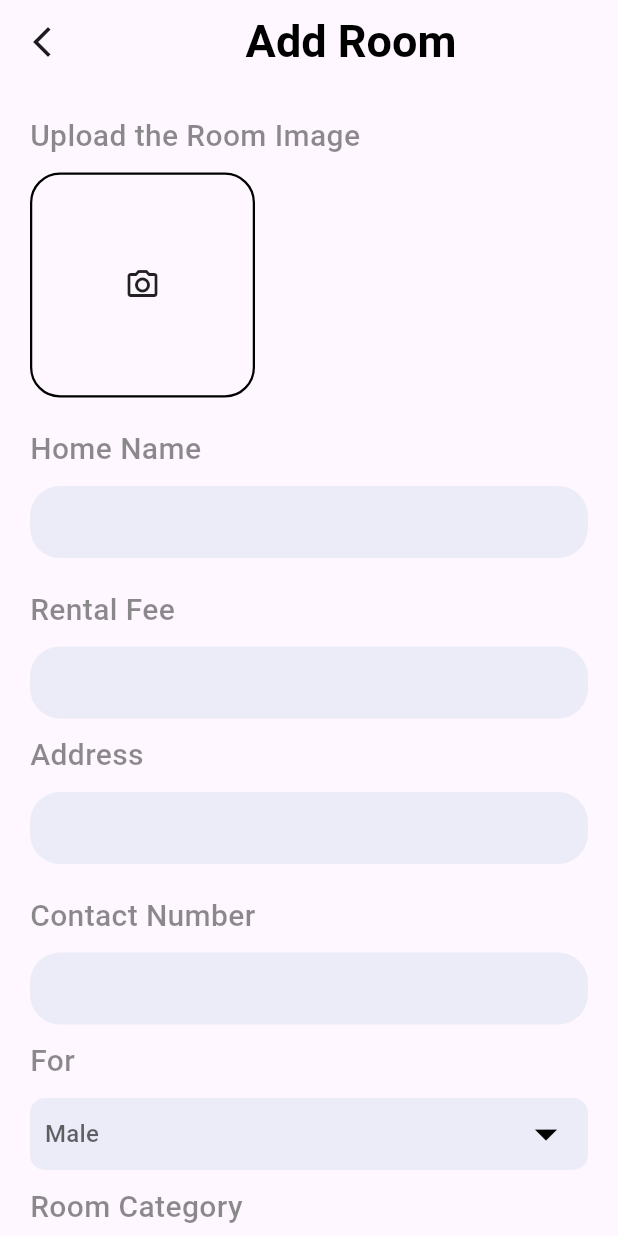
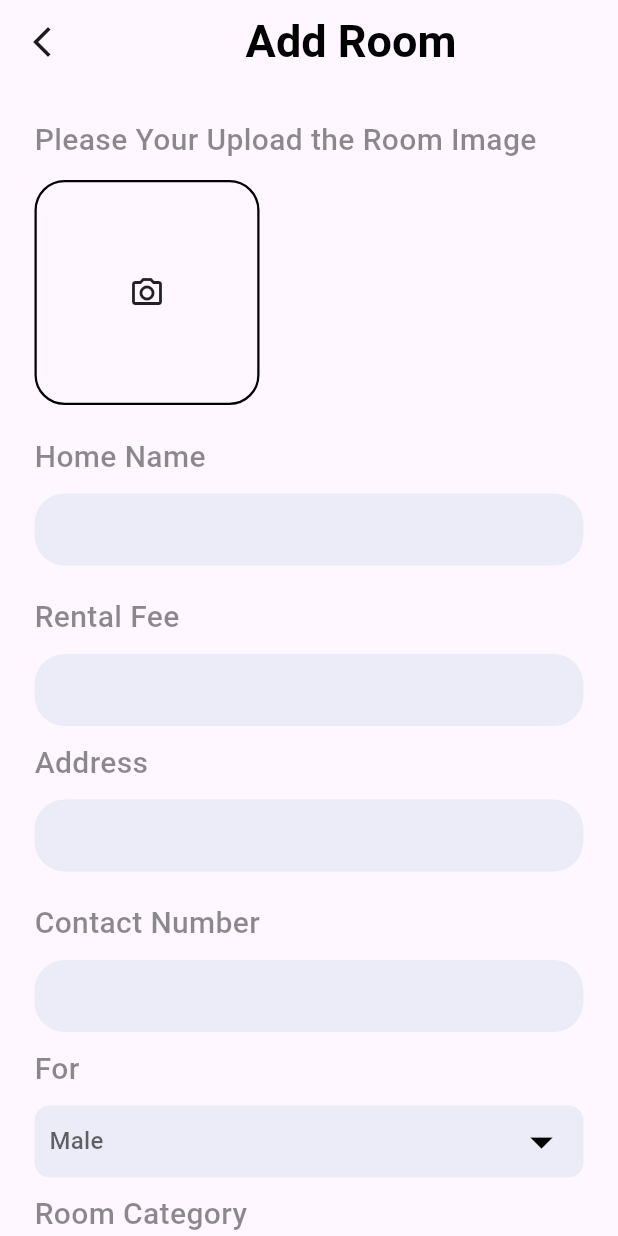
Before and after one commit to PrasadMadushanka/unistayapp, a Flutter app: the AddProduct screen opened directly, on a phone screen of 412 x 824 dp. Run offline on Flutter 3.47's test engine with Material 3 defaults, Android fonts, the phone set to English and light mode, and no system bars; our stand-ins replace cloud_firestore, curved_navigation_bar, firebase_auth, firebase_core, firebase_storage, image_picker and 2 more; missing offline and left inert: flutter_stripe; accounts and stored records are empty.

Commit message:
Do some small changes in AddProduct

```diff
--- a/lib/Admin/add_product.dart
+++ b/lib/Admin/add_product.dart
@@ -113,16 +113,16 @@ class _AddProductState extends State<AddProduct> {
       body: SingleChildScrollView(
         child: Container(
           margin: const EdgeInsets.only(
-              left: 20.0, top: 20.0, right: 20.0, bottom: 20.0),
+              left: 23.0, top: 23.0, right: 23.0, bottom: 23.0),
           child: Column(
             crossAxisAlignment: CrossAxisAlignment.start,
             children: [
               Text(
-                "Upload the Room Image",
+                "Please Your Upload the Room Image",
                 style: AppWidget.LightTextFieldStyle(),
               ),
               const SizedBox(
-                height: 10.0,
+                height: 12.0,
               ),
               selectedImage == null
                   ? GestureDetector(
```
